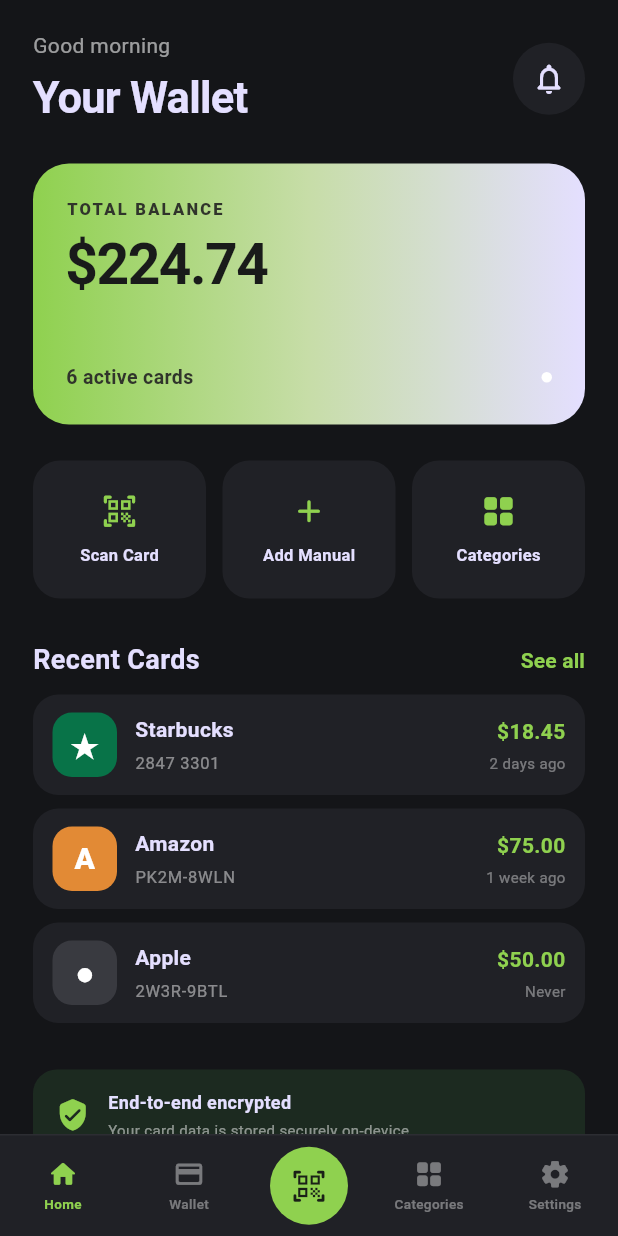
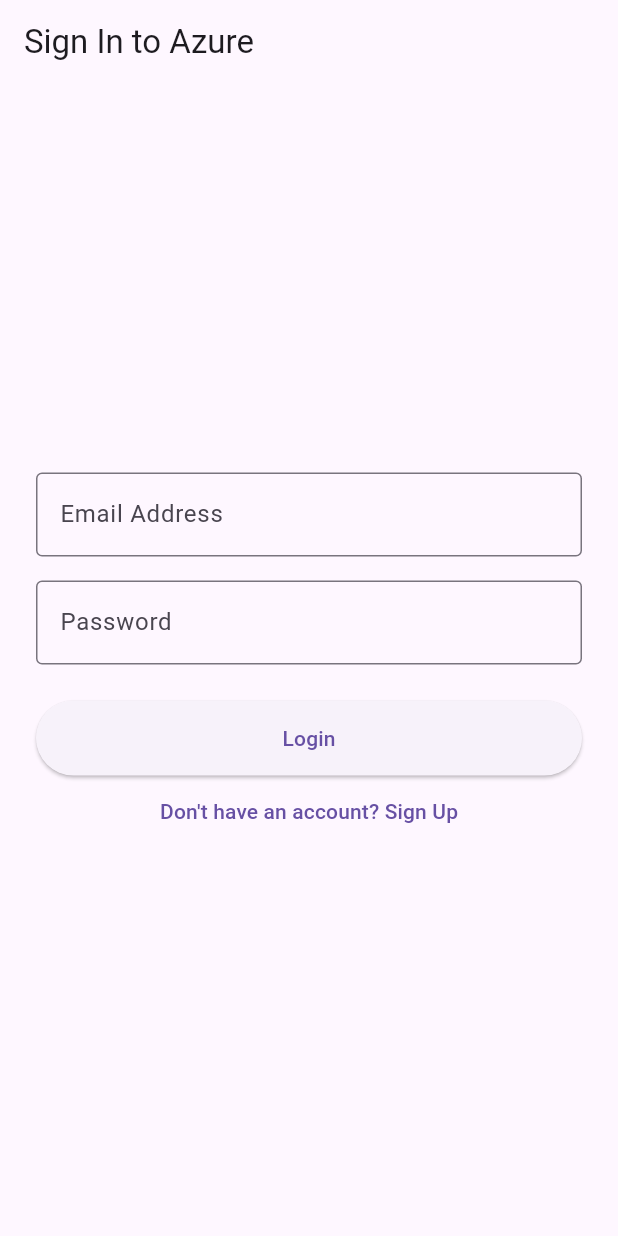
Before and after one commit to stilesmw/UseIt, a Flutter app: the screen it shows after launch, on a phone screen of 412 x 824 dp. Run offline on Flutter 3.47's test engine with Material 3 defaults, Android fonts, the phone set to English and light mode, and no system bars.

Commit message:
Built backend and front end login scrren to interact with the azure database. Used azure deploy to deploy the imported database to a function app in azure.

```diff
--- a/useit/lib/Pages/home.dart
+++ b/useit/lib/Pages/home.dart
@@ -6,7 +6,7 @@
 const _lavender = Color(0xFFE4DFFF);
 
 class HomeScreen extends StatelessWidget {
-  const HomeScreen({super.key});
+  const HomeScreen({super.key, user});
 
   @override
   Widget build(BuildContext context) {
--- /dev/null
+++ b/useit/lib/auth_screen.dart
@@ -0,0 +1,122 @@
+import 'package:flutter/material.dart';
+import 'package:useit/Pages/home.dart';
+import 'package:useit/azure_service.dart';
+
+class AuthScreen extends StatefulWidget {
+  const AuthScreen({super.key});
+
+  @override
+  State<AuthScreen> createState() => _AuthScreenState();
+}
+
+class _AuthScreenState extends State<AuthScreen> {
+  final AzureService _azureService = AzureService();
+  final _formKey = GlobalKey<FormState>();
+
+  bool isLoginMode = true;
+  bool isLoading = false;
+
+  final emailController = TextEditingController();
+  final passwordController = TextEditingController();
+  final _nameController = TextEditingController();
+
+  void _submitAuth() async {
+    if (!_formKey.currentState!.validate()) return;
+
+    setState(() => isLoading = true);
+    Map<String, dynamic> result;
+
+    if (isLoginMode) {
+      result = await _azureService.login(
+        emailController.text.trim(),
+        passwordController.text.trim(),
+      );
+    } else {
+      result = await _azureService.register(
+        emailController.text.trim(),
+        passwordController.text.trim(),
+        _nameController.text.trim(),
+      );
+    }
+
+    setState(() => isLoading = false);
+
+    if (result.containsKey('error')) {
+      ScaffoldMessenger.of(context).showSnackBar(
+        SnackBar(content: Text(result['error']), backgroundColor: Colors.red),
+      );
+    } else {
+      ScaffoldMessenger.of(context).showSnackBar(
+        SnackBar(content: Text(result['message'] ?? 'Success!'), backgroundColor: Colors.green),
+      );
+      if (isLoginMode) {
+        Navigator.of(context).pushReplacement(
+          MaterialPageRoute(builder: (context) => HomeScreen(user: result['user'])),
+        );
+      } else {
+        setState(() => isLoginMode = true);
+      }
+    }
+  }
+
+  @override
+  void dispose() {
+    emailController.dispose();
+    passwordController.dispose();
+    _nameController.dispose();
+    super.dispose();
+  }
+
+  @override
+  Widget build(BuildContext context) {
+    return Scaffold(
+      appBar: AppBar(title: Text(isLoginMode ? 'Sign In to Azure' : 'Create Azure Account')),
+      body: Center(
+        child: SingleChildScrollView(
+          padding: const EdgeInsets.all(24),
+          child: Form(
+            key: _formKey,
+            child: Column(
+              mainAxisSize: MainAxisSize.min,
+              children: [
+                if (!isLoginMode) ...[
+                  TextFormField(
+                    controller: _nameController,
+                    decoration: const InputDecoration(labelText: 'Full Name', border: OutlineInputBorder()),
+                    validator: (val) => val!.isEmpty ? 'Please enter your name' : null,
+                  ),
+                  const SizedBox(height: 16),
+                ],
+                TextFormField(
+                  controller: emailController,
+                  decoration: const InputDecoration(labelText: 'Email Address', border: OutlineInputBorder()),
+                  keyboardType: TextInputType.emailAddress,
+                  validator: (val) => !val!.contains('@') ? 'Enter a valid email' : null,
+                ),
+                const SizedBox(height: 16),
+                TextFormField(
+                  controller: passwordController,
+                  decoration: const InputDecoration(labelText: 'Password', border: OutlineInputBorder()),
+                  obscureText: true,
+                  validator: (val) => val!.length < 6 ? 'Password must be 6+ chars' : null,
+                ),
+                const SizedBox(height: 24),
+                isLoading
+                    ? const CircularProgressIndicator()
+                    : ElevatedButton(
+                        style: ElevatedButton.styleFrom(minimumSize: const Size(double.infinity, 50)),
+                        onPressed: _submitAuth,
+                        child: Text(isLoginMode ? 'Login' : 'Register'),
+                      ),
+                TextButton(
+                  onPressed: () => setState(() => isLoginMode = !isLoginMode),
+                  child: Text(isLoginMode ? "Don't have an account? Sign Up" : "Have an account? Log In"),
+                ),
+              ],
+            ),
+          ),
+        ),
+      ),
+    );
+  }
+}
--- /dev/null
+++ b/useit/lib/azure_config.dart
@@ -0,0 +1,4 @@
+class AzureConfig {
+  static const String baseUrl = 'https://databasebackendapi-badgfphgbwe3dbdf.centralus-01.azurewebsites.net/api';
+  static const String functionKey = 'EIYobLpQK9A8ooP5EgeZY4a1SV68n6lgTogPj4IkO7fzAzFuVrItbg==';
+}
--- a/useit/lib/main.dart
+++ b/useit/lib/main.dart
@@ -1,7 +1,8 @@
 import 'package:flutter/material.dart';
-import 'Pages/home.dart';
+import 'auth_screen.dart';
 
 void main() {
+  WidgetsFlutterBinding.ensureInitialized();
   runApp(const MainApp());
 }
 
@@ -12,7 +13,7 @@
   Widget build(BuildContext context) {
     return const MaterialApp(
       debugShowCheckedModeBanner: false,
-      home: HomeScreen(),
+      home: AuthScreen(),
     );
   }
 }
--- a/useit/pubspec.yaml
+++ b/useit/pubspec.yaml
@@ -9,6 +9,8 @@
 dependencies:
   flutter:
     sdk: flutter
+  flutter_dotenv: ^6.0.1
+  http: ^1.6.0
 
 dev_dependencies:
   flutter_test:
@@ -17,3 +19,5 @@
 
 flutter:
   uses-material-design: true
+  assets:
+    - .env
```
Also changed, not shown: useit/lib/azure_service.dart (added, +86 -0 lines), useit/pubspec.lock, 3 other files.
